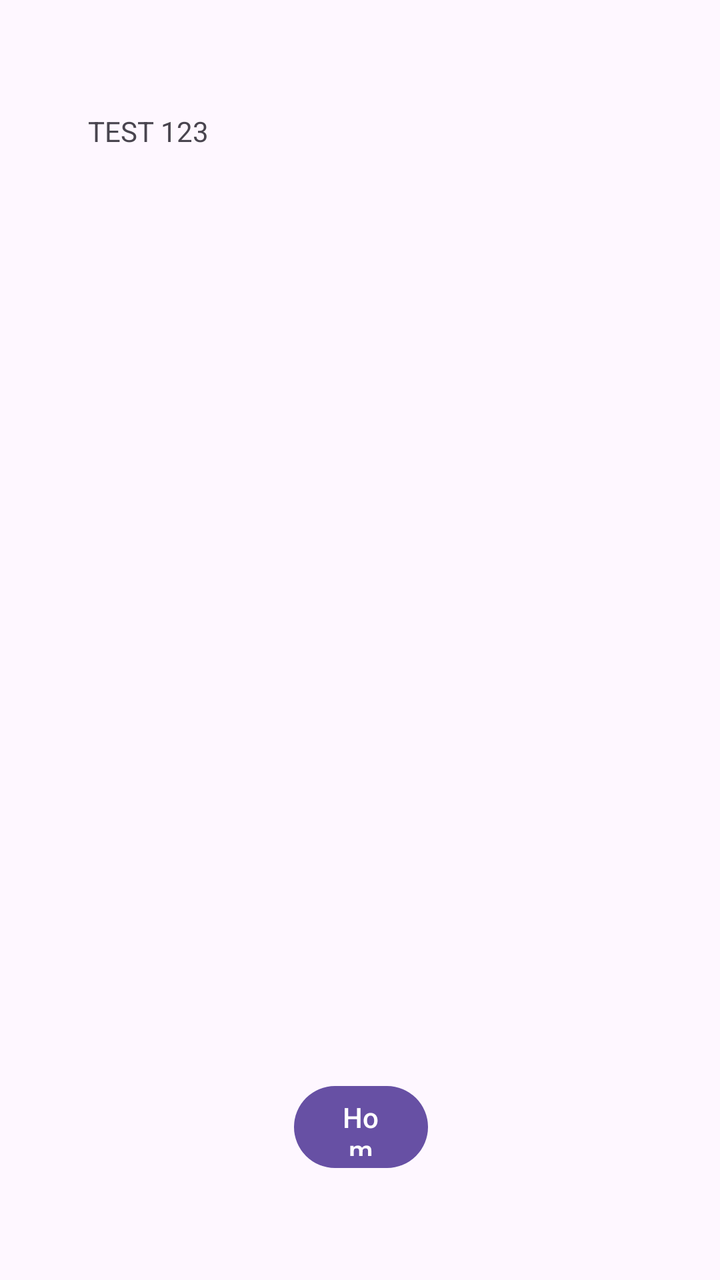
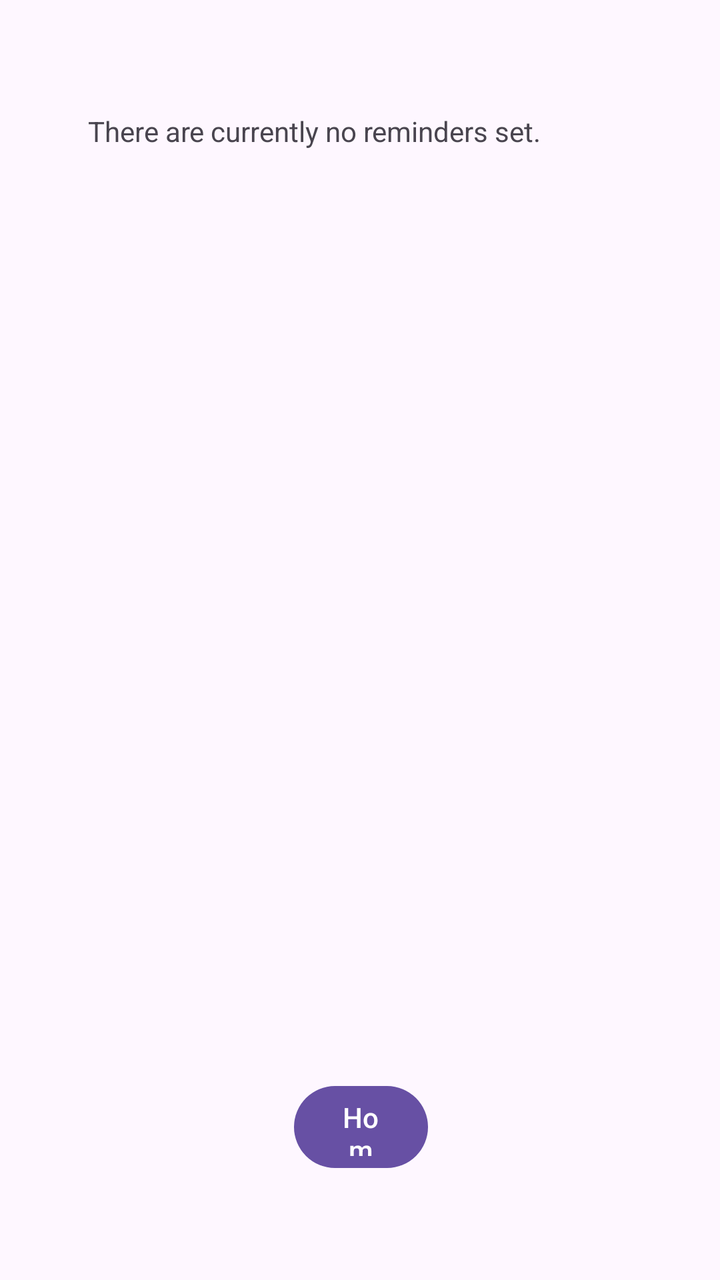

Screens rendered from an Android XML layout before and after an edit, with the pre-edit source and the edit as a unified diff.
<!-- AndroidManifest.xml: application theme Theme.AppInterface1 -->
<!-- res/layout/activity_show_reminders2.xml -->
<RelativeLayout xmlns:android="http://schemas.android.com/apk/res/android"
    xmlns:app="http://schemas.android.com/apk/res-auto"
    xmlns:tools="http://schemas.android.com/tools"
    android:layout_width="match_parent"
    android:layout_height="match_parent">


    <ScrollView
        android:id="@+id/main"
        android:layout_width="match_parent"
        android:layout_height="721dp"
        android:layout_above="@id/uiHome"
        android:layout_alignParentTop="true"
        android:layout_marginTop="0dp"
        android:layout_marginBottom="25dp">

        <TextView
            android:id="@+id/textView1"
            android:layout_width="wrap_content"
            android:layout_height="wrap_content"
            android:layout_marginStart="44dp"
            android:layout_marginTop="56dp"
            android:text="TEST 123"
            app:layout_constraintStart_toStartOf="parent"
            app:layout_constraintTop_toTopOf="parent" />
    </ScrollView>

    <Button
        android:id="@+id/uiHome"
        android:layout_width="97dp"
        android:layout_height="49dp"
        android:layout_alignParentStart="true"
        android:layout_alignParentEnd="true"
        android:layout_alignParentBottom="true"
        android:layout_marginStart="147dp"
        android:layout_marginEnd="146dp"
        android:layout_marginBottom="52dp"
        android:onClick="home"
        android:text="Home" />

</RelativeLayout>
<!-- resources referenced by this layout -->
<resources>
  <style name="Theme.AppInterface1" parent="Base.Theme.AppInterface1" />
  <style name="Base.Theme.AppInterface1" parent="Theme.Material3.DayNight.NoActionBar">
          
          
      </style>
</resources>

<!-- the commit's change to res/layout/activity_show_reminders2.xml (unified diff, before → after) -->
@@ -20,7 +20,7 @@
             android:layout_height="wrap_content"
             android:layout_marginStart="44dp"
             android:layout_marginTop="56dp"
-            android:text="TEST 123"
+            android:text="There are currently no reminders set."
             app:layout_constraintStart_toStartOf="parent"
             app:layout_constraintTop_toTopOf="parent" />
     </ScrollView>
